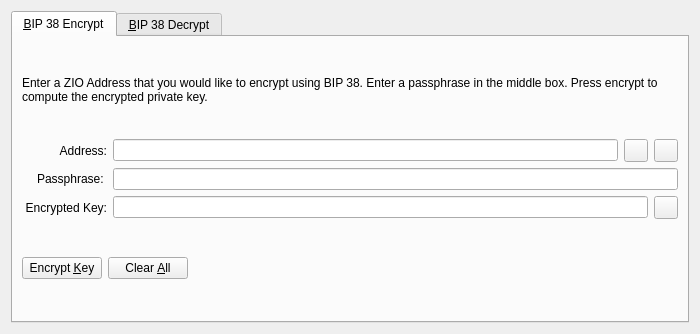
The window that src/qt/forms/bip38tooldialog.ui (chaosmncoin/chaosCore) describes before a commit, drawn with Qt 5.
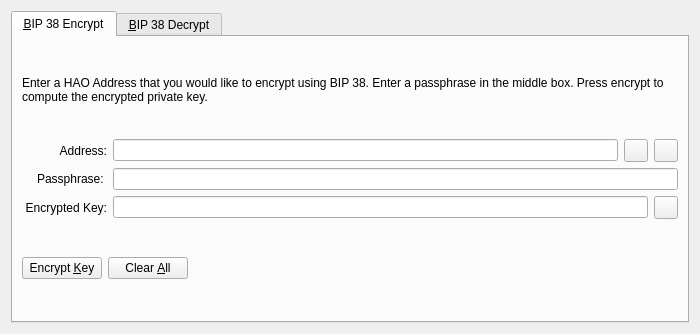
The same window after the commit. The open tabs and pages were chosen to show the change. Icons and pictures are not drawn. Custom widgets are drawn as their Qt base class.

```diff
--- a/src/qt/forms/bip38tooldialog.ui
+++ b/src/qt/forms/bip38tooldialog.ui
@@ -30,7 +30,7 @@
        <item>
         <widget class="QLabel" name="infoLabel_ENC">
          <property name="text">
-          <string>Enter a ZIO Address that you would like to encrypt using BIP 38. Enter a passphrase in the middle box. Press encrypt to compute the encrypted private key.</string>
+          <string>Enter a HAO Address that you would like to encrypt using BIP 38. Enter a passphrase in the middle box. Press encrypt to compute the encrypted private key.</string>
          </property>
          <property name="textFormat">
           <enum>Qt::PlainText</enum>
```
Left out of the diff: 22 changed lines with no effect on the pictures.
